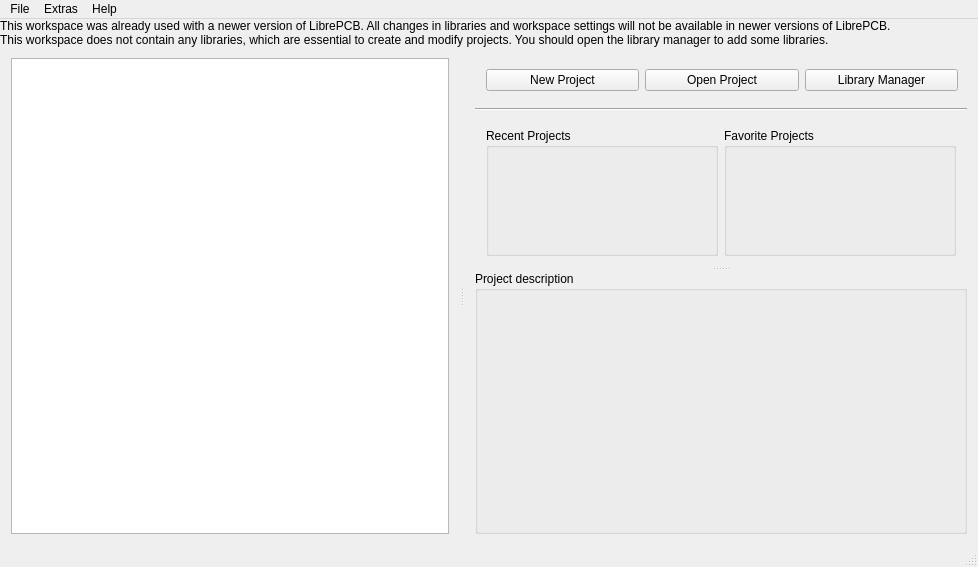
Qt form apps/librepcb/controlpanel/controlpanel.ui (LibrePCB/LibrePCB) before a commit.
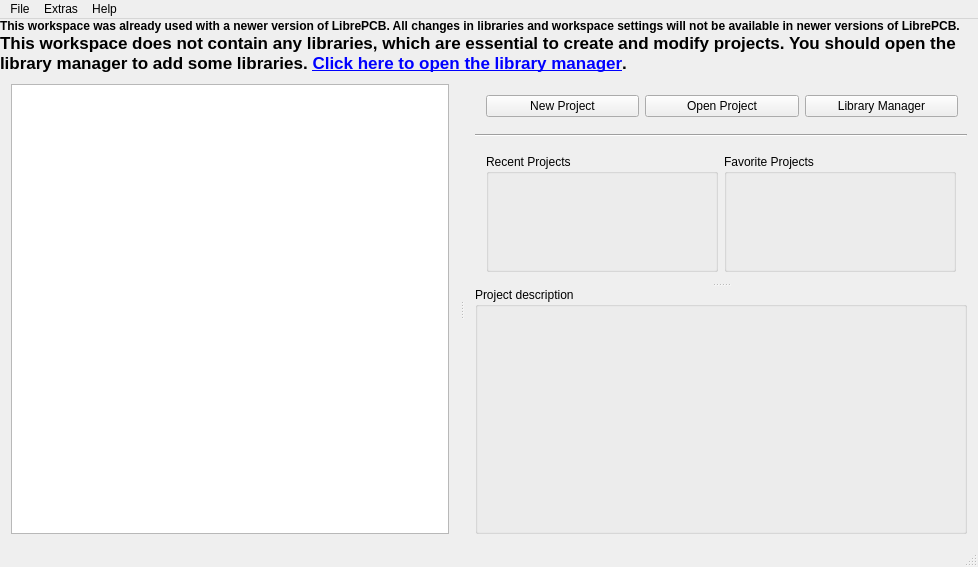
The same form after that commit. Icons and pictures are not drawn. Custom widgets are drawn as their Qt base class.

Commit message:
ControlPanel: Improve "no library"-message
- Larger text size
- Direct link to open library manager

```diff
--- a/apps/librepcb/controlpanel/controlpanel.ui
+++ b/apps/librepcb/controlpanel/controlpanel.ui
@@ -36,6 +36,12 @@
     </property>
     <item>
      <widget class="QLabel" name="lblWarnForNewerAppVersions">
+      <property name="font">
+       <font>
+        <weight>75</weight>
+        <bold>true</bold>
+       </font>
+      </property>
       <property name="styleSheet">
        <string notr="true">QLabel {
 	background-color: rgb(255, 255, 127);
@@ -53,12 +59,19 @@
        <bool>true</bool>
       </property>
       <property name="margin">
-       <number>5</number>
+       <number>10</number>
       </property>
      </widget>
     </item>
     <item>
      <widget class="QLabel" name="lblWarnForNoLibraries">
+      <property name="font">
+       <font>
+        <pointsize>13</pointsize>
+        <weight>75</weight>
+        <bold>true</bold>
+       </font>
+      </property>
       <property name="styleSheet">
        <string notr="true">QLabel {
 	background-color: rgb(255, 255, 127);
@@ -67,7 +80,7 @@
 };</string>
       </property>
       <property name="text">
-       <string>&lt;html&gt;&lt;head/&gt;&lt;body&gt;&lt;p&gt;This workspace does not contain any libraries, which are essential to create and modify projects. You should open the library manager to add some libraries.&lt;/p&gt;&lt;/body&gt;&lt;/html&gt;</string>
+       <string>&lt;html&gt;&lt;head/&gt;&lt;body&gt;&lt;p&gt;This workspace does not contain any libraries, which are essential to create and modify projects. You should open the library manager to add some libraries. &lt;a href=&quot;LibraryManager&quot;&gt;&lt;span style=&quot; text-decoration: underline; color:#0000ff;&quot;&gt;Click here to open the library manager&lt;/span&gt;&lt;/a&gt;.&lt;/p&gt;&lt;/body&gt;&lt;/html&gt;</string>
       </property>
       <property name="alignment">
        <set>Qt::AlignLeading|Qt::AlignLeft|Qt::AlignTop</set>
@@ -76,7 +89,7 @@
        <bool>true</bool>
       </property>
       <property name="margin">
-       <number>5</number>
+       <number>10</number>
       </property>
      </widget>
     </item>
```
The commit also changes 1 other file.
